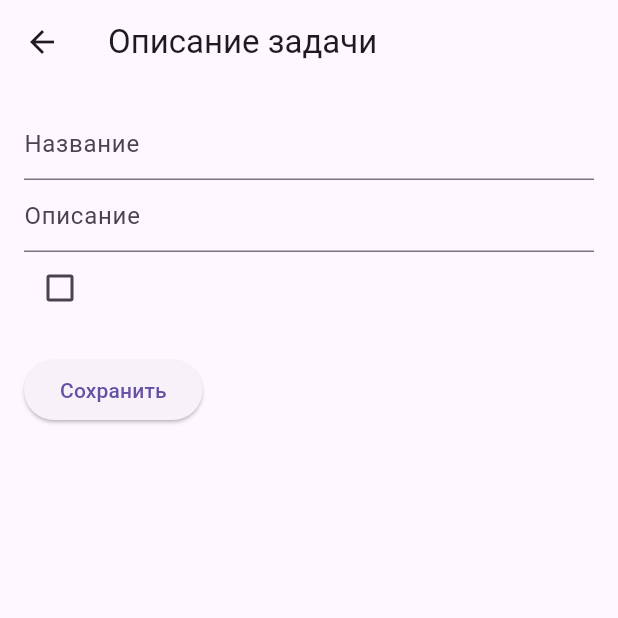
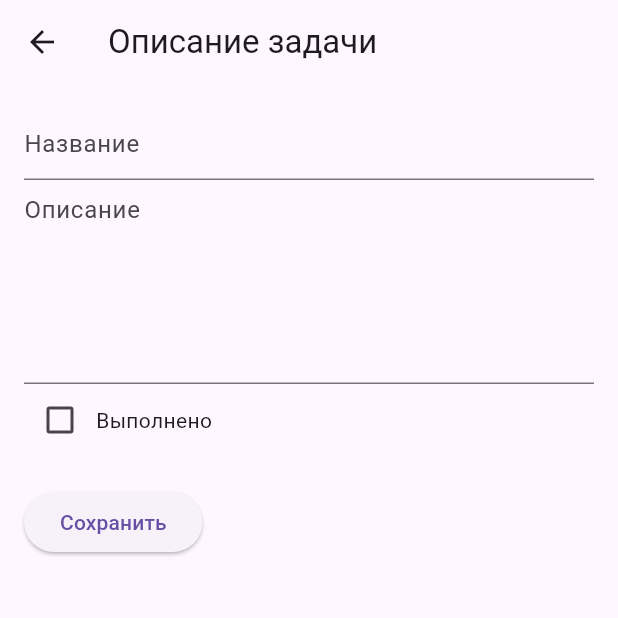
Before and after one commit to Dankrenn/to_do_list_rxdart, a Flutter app: the screen it shows after launch, after a tap on the "add" icon, on a phone screen of 412 x 824 dp, the top half of it. Run offline on Flutter 3.47's test engine with Material 3 defaults, Android fonts, the phone set to English and light mode, and no system bars; our stand-ins replace rxdart.

Commit message:
add delete tasks , add commentary

```diff
--- a/lib/UI/Screen/add_task_screeen.dart
+++ b/lib/UI/Screen/add_task_screeen.dart
@@ -1,15 +1,17 @@
 import 'package:flutter/material.dart';
 import 'package:to_do_list_rxdart/Business%20logic/Task.dart';
 import 'package:to_do_list_rxdart/UI/Screen/model_add_tasks.dart';
-
-
+import 'package:to_do_list_rxdart/UI/Screen/model_tasks_screen.dart';
 
 class TaskDetailScreen extends StatelessWidget {
   final Task? task;
-  final TaskDetailModel model;
+  final ModelTaskDetail model;
+  final ModelTasks modelTasks;
 
 
-  TaskDetailScreen({Key? key, this.task}) : model = TaskDetailModel(task), super(key: key);
+  TaskDetailScreen({Key? key, this.task, required this.modelTasks})
+      : model = ModelTaskDetail(task, ModelTasks()), // Передаем экземпляр ModelTasks
+        super(key: key);
 
   @override
   Widget build(BuildContext context) {
@@ -19,7 +21,9 @@ class TaskDetailScreen extends StatelessWidget {
       ),
       body: Padding(
         padding: const EdgeInsets.all(16.0),
-        child: Column(
+        child: ListView(
+          children: [
+            Column(
               crossAxisAlignment: CrossAxisAlignment.start,
               children: [
                 TextField(
@@ -27,6 +31,8 @@ class TaskDetailScreen extends StatelessWidget {
                   decoration: InputDecoration(hintText: 'Название'),
                 ),
                 TextField(
+                  maxLines: 25,
+                  minLines: 5,
                   controller: model.descriptionController,
                   decoration: InputDecoration(hintText: 'Описание'),
                 ),
@@ -36,11 +42,34 @@ class TaskDetailScreen extends StatelessWidget {
                     if (!snapshot.hasData) {
                       return Container();
                     }
-                return Checkbox(
+                    return Row(
+                      mainAxisAlignment: MainAxisAlignment.spaceBetween,
+                      children: [
+                        Row(
+                          children: [
+                            Checkbox(
                               value: snapshot.data,
                               onChanged: (value) {
                                 model.updateCompleted(value!);
                               },
+                            ),
+                            Text('Выполнено'),
+                          ],
+                        ),
+                        if (task != null) // Проверяем, редактируем ли существующую задачу
+                          ElevatedButton(
+                            onPressed: () {
+                               model.deleteTask(modelTasks,task,context);
+                            },
+                            style: ElevatedButton.styleFrom(
+                              backgroundColor: Colors.grey,
+                            ),
+                            child: Text(
+                              'Удалить запись',
+                              style: TextStyle(color: Colors.black38),
+                            ),
+                          ),
+                      ],
                     );
                   },
                 ),
@@ -53,6 +82,8 @@ class TaskDetailScreen extends StatelessWidget {
                 ),
               ],
             ),
+          ],
+        ),
       ),
     );
   }
--- a/lib/UI/Screen/model_add_tasks.dart
+++ b/lib/UI/Screen/model_add_tasks.dart
@@ -1,36 +1,57 @@
 import 'package:flutter/material.dart';
 import 'package:rxdart/rxdart.dart';
 import 'package:to_do_list_rxdart/Business%20logic/Task.dart';
+import 'package:to_do_list_rxdart/UI/Screen/model_tasks_screen.dart';
 
-class TaskDetailModel {
+class ModelTaskDetail {
   late TextEditingController titleController;
   late TextEditingController descriptionController;
   final BehaviorSubject<bool> _completedSubject;
+  final ModelTasks modelTasks;
+  // BehaviorSubject для управления потоком значения "Завершено"
 
-  TaskDetailModel(Task? task)
+  // Конструктор класса, принимающий объект задачи (Task) или null, если задача не существует
+  ModelTaskDetail(Task? task, this.modelTasks)
       : _completedSubject = BehaviorSubject<bool>.seeded(task?.completed ?? false),
         titleController = TextEditingController(text: task?.title ?? ''),
         descriptionController = TextEditingController(text: task?.description ?? '');
 
+  // Геттер для получения потока значений "Завершено"
   Stream<bool> get completedStream => _completedSubject.stream;
 
+  // Геттер для получения текущего значения "Завершено"
   bool get completed => _completedSubject.value ?? false;
 
+  // Метод для обновления значения "Завершено"
   void updateCompleted(bool value) {
-    _completedSubject.add(value);
+    _completedSubject.add(value); // Добавление нового значения в поток
   }
 
+  // Метод для сохранения задачи и возврата на предыдущий экран
   void saveTask(BuildContext context) {
+    // Создание объекта Task с актуальными значениями из контроллеров и потока "Завершено"
     final updatedTask = Task(
       description: descriptionController.text,
       title: titleController.text,
       completed: completed,
     );
 
+    // Закрытие текущего экрана и передача обновленной задачи на предыдущий экран
     Navigator.pop(context, updatedTask);
   }
 
+  // Метод для освобождения ресурсов BehaviorSubject
   void dispose() {
-    _completedSubject.close();
+    _completedSubject.close(); // Закрытие потока
   }
+
+  void deleteTask(ModelTasks modelTasks, Task? task, BuildContext context) {
+    // Вызовите метод удаления задачи в вашем классе ModelTasks.
+    modelTasks.deleteTask(task);
+
+    // После удаления задачи, закройте текущий экран.
+    Navigator.pop(context);
+  }
+
+
 }
--- a/lib/UI/Screen/model_tasks_screen.dart
+++ b/lib/UI/Screen/model_tasks_screen.dart
@@ -3,19 +3,22 @@ import 'package:rxdart/rxdart.dart';
 import 'package:to_do_list_rxdart/Business%20logic/Task.dart';
 import 'package:to_do_list_rxdart/UI/Screen/add_task_screeen.dart';
 
+// Класс для управления списком задач
+class ModelTasks {
+  // BehaviorSubject для потока списка задач
+  final BehaviorSubject<List<Task>> _tasksController = BehaviorSubject<List<Task>>();
+  List<Task> _tasks = []; // Локальное хранение списка задач
 
-class ModelTasks {
-  final BehaviorSubject<List<Task>> _tasksController = BehaviorSubject<
-      List<Task>>();
-  List<Task> _tasks = [];
-
+  // Поток, который может быть прослушан для получения списка задач
   Stream<List<Task>> get tasksStream => _tasksController.stream;
 
+  // Метод для добавления новой задачи в список
   void addTask(Task task) {
     _tasks.add(task);
     _tasksController.add(_tasks);
   }
 
+  // Метод для обновления существующей задачи в списке
   void updateTask(Task updatedTask) {
     final index = _tasks.indexWhere((task) => task.title == updatedTask.title);
     if (index != -1) {
@@ -24,14 +27,17 @@ class ModelTasks {
     }
   }
 
+
+  // Метод для освобождения ресурсов BehaviorSubject
   void dispose() {
     _tasksController.close();
   }
 
-  void NavigateToTaskDetailScreen(BuildContext context, Task? task) async {
+  // Метод для перехода к экрану деталей задачи и обновления списка после возврата
+  void NavigateToTaskDetailScreen(BuildContext context, Task? task, ModelTasks modelTasks) async {
     final updatedTask = await Navigator.push(
       context,
-      MaterialPageRoute(builder: (context) => TaskDetailScreen(task: task)),
+      MaterialPageRoute(builder: (context) => TaskDetailScreen(task: task, modelTasks: modelTasks,)),
     );
 
     if (updatedTask != null) {
@@ -43,14 +49,9 @@ class ModelTasks {
     }
   }
 
-  void SaveTask(TextEditingController title, TextEditingController description, bool completed, BuildContext context) {
-    final updatedTask = Task(
-      description: description.text,
-      title: title.text,
-      completed: completed,
-    );
-
-    Navigator.pop(context, updatedTask);
+  void deleteTask(Task? task) {
+    _tasks.remove(task); // Предположим, что у вас есть список задач _tasks.
+    _tasksController.add(_tasks);
   }
 
 }
--- a/lib/UI/Screen/tasks_screen.dart
+++ b/lib/UI/Screen/tasks_screen.dart
@@ -2,7 +2,7 @@ import 'package:flutter/material.dart';
 import 'package:to_do_list_rxdart/Business%20logic/Task.dart';
 import 'package:to_do_list_rxdart/UI/Screen/model_tasks_screen.dart';
 
-class TaskListScreen extends StatelessWidget {
+class TaskScreen extends StatelessWidget {
   final ModelTasks model = ModelTasks();
 
   @override
@@ -13,11 +13,11 @@ class TaskListScreen extends StatelessWidget {
         centerTitle: true,
       ),
       body: StreamBuilder<List<Task>>(
-        stream: model.tasksStream,
+        stream: model.tasksStream,  //Подписка на стрим
         builder: (context, snapshot) {
           if (!snapshot.hasData || snapshot.data!.isEmpty) {
             return Center(
-              child: Text('Нет задач.'),
+              child: Text('Нет задач'),
             );
           }
 
@@ -29,7 +29,7 @@ class TaskListScreen extends StatelessWidget {
                 title: Text(task.title),
                 subtitle: Text(task.description),
                 onTap: () {
-                  model.NavigateToTaskDetailScreen(context,task);
+                  model.NavigateToTaskDetailScreen(context,task,model);
                 },
               );
             },
@@ -38,7 +38,7 @@ class TaskListScreen extends StatelessWidget {
       ),
       floatingActionButton: FloatingActionButton(
         onPressed: () {
-          model.NavigateToTaskDetailScreen(context,null);
+          model.NavigateToTaskDetailScreen(context,null,model);
         },
         child: Icon(Icons.add),
       ),
--- a/lib/main.dart
+++ b/lib/main.dart
@@ -12,7 +12,7 @@ class MyApp extends StatelessWidget {
   @override
   Widget build(BuildContext context) {
     return MaterialApp(
-      home: TaskListScreen(),
+      home: TaskScreen(),
     );
   }
 }
```
Lines whose indentation alone changed are shown as unchanged.
